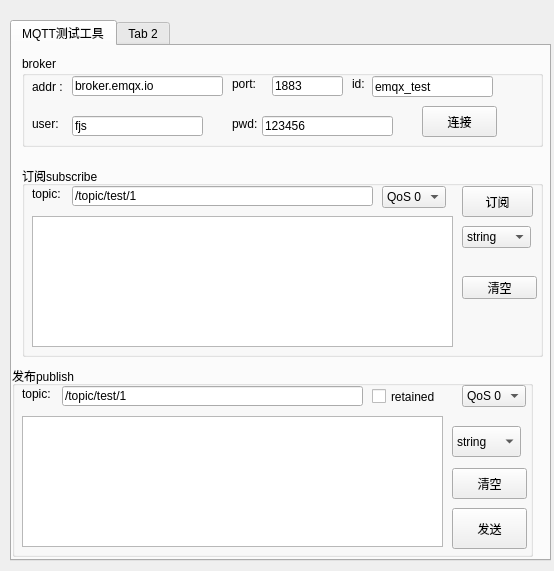
wrzfeijianshen/mqtt_tools, file mqtt_tools/widget.ui: the form before one commit.
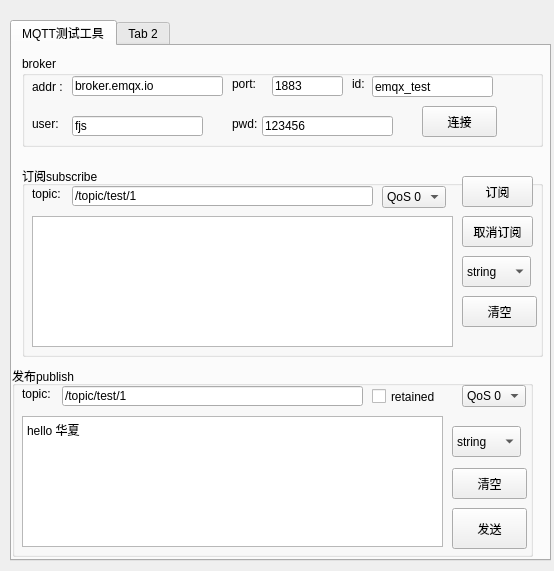
The form after the commit.

```diff
--- a/mqtt_tools/widget.ui
+++ b/mqtt_tools/widget.ui
@@ -252,7 +252,7 @@
       <property name="geometry">
        <rect>
         <x>440</x>
-        <y>20</y>
+        <y>10</y>
         <width>71</width>
         <height>31</height>
        </rect>
@@ -275,9 +275,9 @@
       <property name="geometry">
        <rect>
         <x>440</x>
-        <y>60</y>
+        <y>90</y>
         <width>69</width>
-        <height>22</height>
+        <height>31</height>
        </rect>
       </property>
       <item>
@@ -295,15 +295,28 @@
       <property name="geometry">
        <rect>
         <x>440</x>
-        <y>110</y>
+        <y>130</y>
         <width>75</width>
-        <height>23</height>
+        <height>31</height>
        </rect>
       </property>
       <property name="text">
        <string>清空</string>
       </property>
      </widget>
+     <widget class="QPushButton" name="pushButton_4">
+      <property name="geometry">
+       <rect>
+        <x>440</x>
+        <y>50</y>
+        <width>71</width>
+        <height>31</height>
+       </rect>
+      </property>
+      <property name="text">
+       <string>取消订阅</string>
+      </property>
+     </widget>
     </widget>
     <widget class="QGroupBox" name="groupBox_3">
      <property name="geometry">
@@ -380,6 +393,9 @@
         <height>131</height>
        </rect>
       </property>
+      <property name="plainText">
+       <string>hello 华夏</string>
+      </property>
      </widget>
      <widget class="QComboBox" name="comboBox_4">
       <property name="geometry">
```
